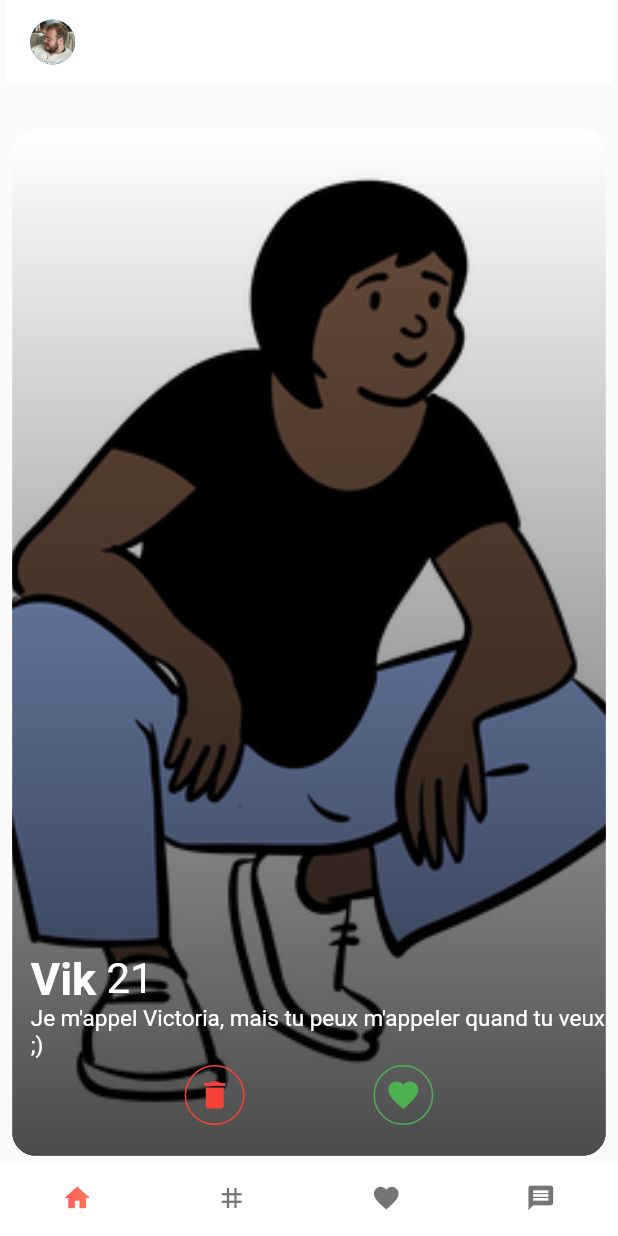
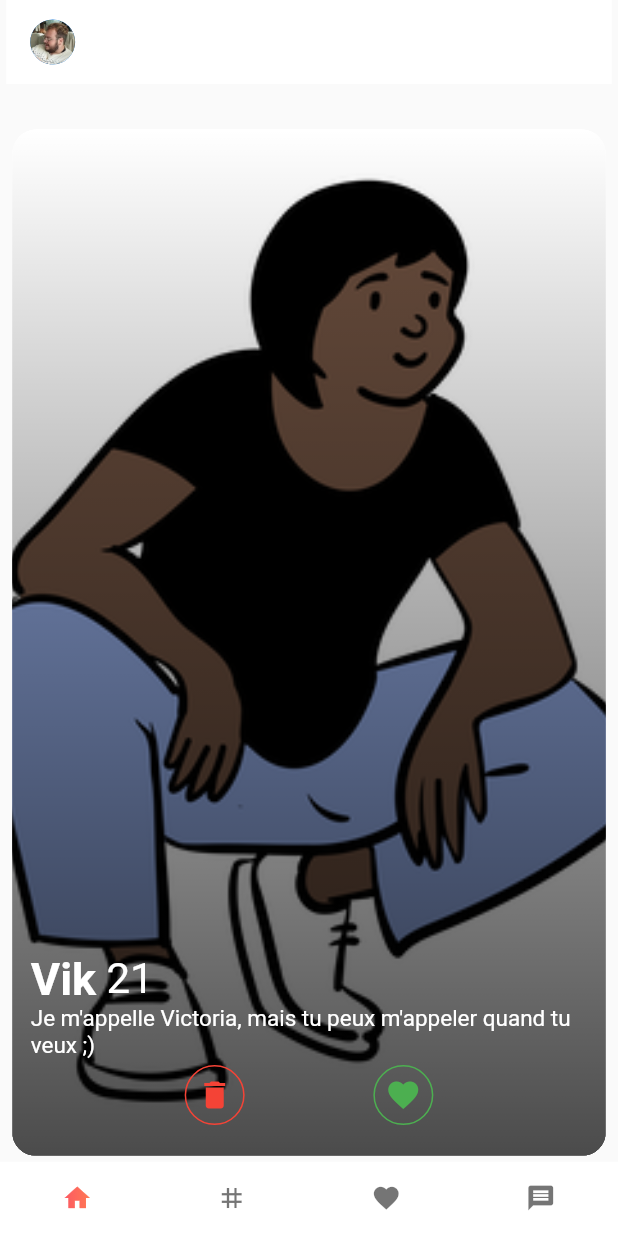
Before and after one commit to SuperCastor/Meeter, a Flutter app: the screen it shows after launch, on a phone screen of 412 x 824 dp. Run offline on Flutter 3.47's test engine with Material 2 defaults, Android fonts, the phone set to English and light mode, and no system bars; missing offline and left inert: flutter_swipable.

Commit message:
[FIX] Fixed typo

```diff
--- a/lib/main.dart
+++ b/lib/main.dart
@@ -93,7 +93,7 @@ class _MyHomePageState extends State<MyHomePage> {
                     name: "Vik",
                     imageURL: "assets/Vik.png",
                     description:
-                        "Je m'appel Victoria, mais tu peux m'appeler quand tu veux ;)",
+                        "Je m'appelle Victoria, mais tu peux m'appeler quand tu veux ;)",
                   ),
                 ])
               ]),
```
Also changed, not shown: package-lock.json (added).
